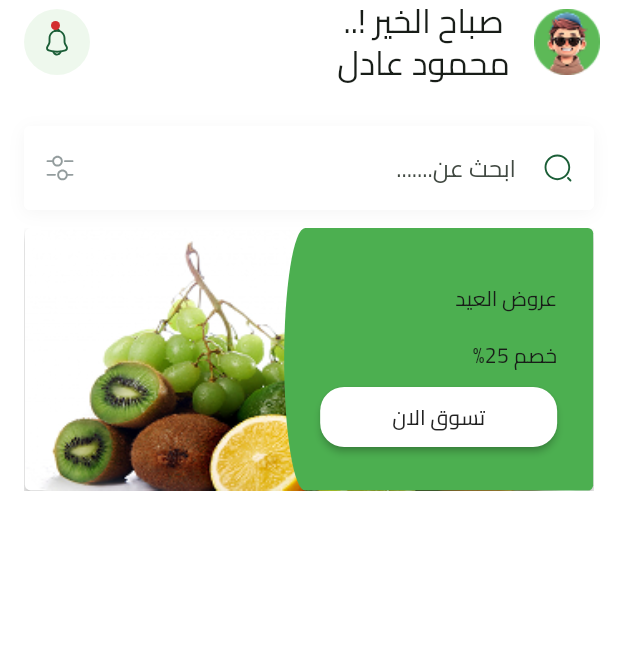
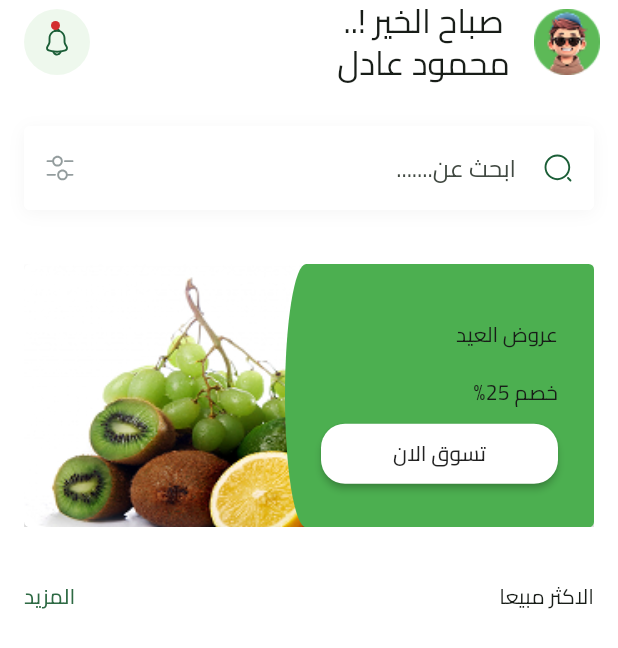
Before and after one commit to Mahmoud-Adel-Ali/Fruit_Hub_E_Commerce_App, a Flutter app: the HomeView screen opened by its route, on a phone screen of 412 x 824 dp. Shown: the top 648 px of the screen. Run offline on Flutter 3.47's test engine with Material 3 defaults, Android fonts, the phone set to English and light mode, and no system bars; drawn by our look-alikes of carousel_slider; our stand-ins replace bloc, cloud_firestore, dartz, dots_indicator, firebase_auth, firebase_core and 8 more; missing offline and left inert: flutter_facebook_auth; accounts and stored records are empty.

Commit message:
Create Best Selling Header

```diff
--- /dev/null
+++ b/lib/features/home/presentation/views/widgets/best_selling_header.dart
@@ -0,0 +1,26 @@
+import 'package:flutter/material.dart';
+
+import '../../../../../core/utils/app_text_styles.dart';
+
+class BestSellingHeader extends StatelessWidget {
+  const BestSellingHeader({super.key});
+
+  @override
+  Widget build(BuildContext context) {
+    return Row(
+      mainAxisAlignment: MainAxisAlignment.spaceBetween,
+      children: [
+        Text("الاكثر مبيعا", style: AppTextStyles.semiBold16),
+        TextButton(
+          onPressed: () {},
+          style: TextButton.styleFrom(
+            padding: EdgeInsets.zero,
+            minimumSize: Size.zero,
+            tapTargetSize: MaterialTapTargetSize.shrinkWrap,
+          ),
+          child: Text("المزيد", style: AppTextStyles.semiBold13),
+        ),
+      ],
+    );
+  }
+}
--- a/lib/features/home/presentation/views/widgets/featured_fruit_items.dart
+++ b/lib/features/home/presentation/views/widgets/featured_fruit_items.dart
@@ -8,11 +8,8 @@ class FeaturedFruitItems extends StatelessWidget {
 
   @override
   Widget build(BuildContext context) {
-    return SizedBox(
-      height: 175,
-      child: CarouselSlider(
+    return CarouselSlider(
       options: CarouselOptions(
-          height: 280,
         autoPlay: false,
         enlargeCenterPage: true,
         viewportFraction: 1,
@@ -24,7 +21,6 @@ class FeaturedFruitItems extends StatelessWidget {
           return FeaturedItem();
         }),
       ],
-      ),
     );
   }
 }
--- a/lib/features/home/presentation/views/widgets/featured_item.dart
+++ b/lib/features/home/presentation/views/widgets/featured_item.dart
@@ -14,13 +14,10 @@ class FeaturedItem extends StatelessWidget {
     return AspectRatio(
       aspectRatio: 2.165,
       child: Container(
-        height: 175,
         width: screenWidth,
         decoration: ShapeDecoration(
           color: AppColors.white,
-          shape: RoundedRectangleBorder(
-            borderRadius: BorderRadius.circular(4),
-          ),
+          shape: RoundedRectangleBorder(borderRadius: BorderRadius.circular(4)),
           shadows: [
             BoxShadow(
               color: Color(0x3F000000),
--- a/lib/features/home/presentation/views/widgets/home_view_body.dart
+++ b/lib/features/home/presentation/views/widgets/home_view_body.dart
@@ -2,6 +2,7 @@ import 'package:flutter/material.dart';
 
 import '../../../../../constants.dart';
 import '../../../../../core/widgets/custom_search_field.dart';
+import 'best_selling_header.dart';
 import 'featured_fruit_items.dart';
 
 class HomeViewBody extends StatelessWidget {
@@ -17,7 +18,10 @@ class HomeViewBody extends StatelessWidget {
           children: [
             SizedBox(height: kTopPadding),
             CustomSearchField(),
+            const SizedBox(height: 12),
             FeaturedFruitItems(),
+            const SizedBox(height: 12),
+            BestSellingHeader(),
           ],
         ),
       ),
```
Lines whose indentation alone changed are shown as unchanged.
